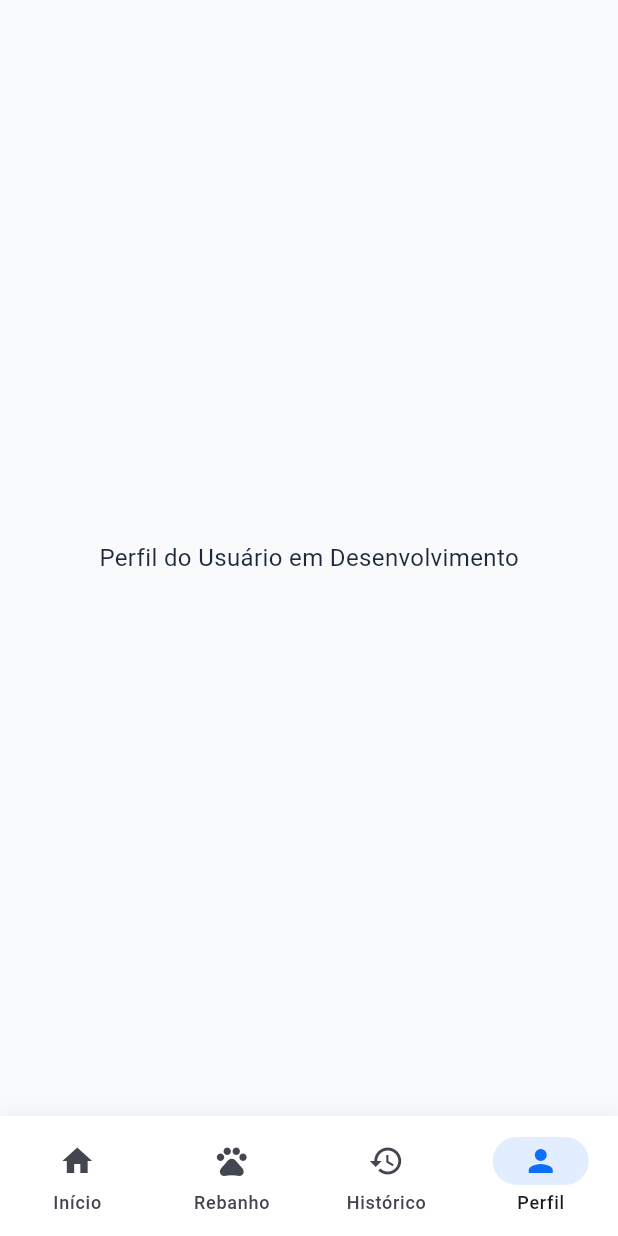
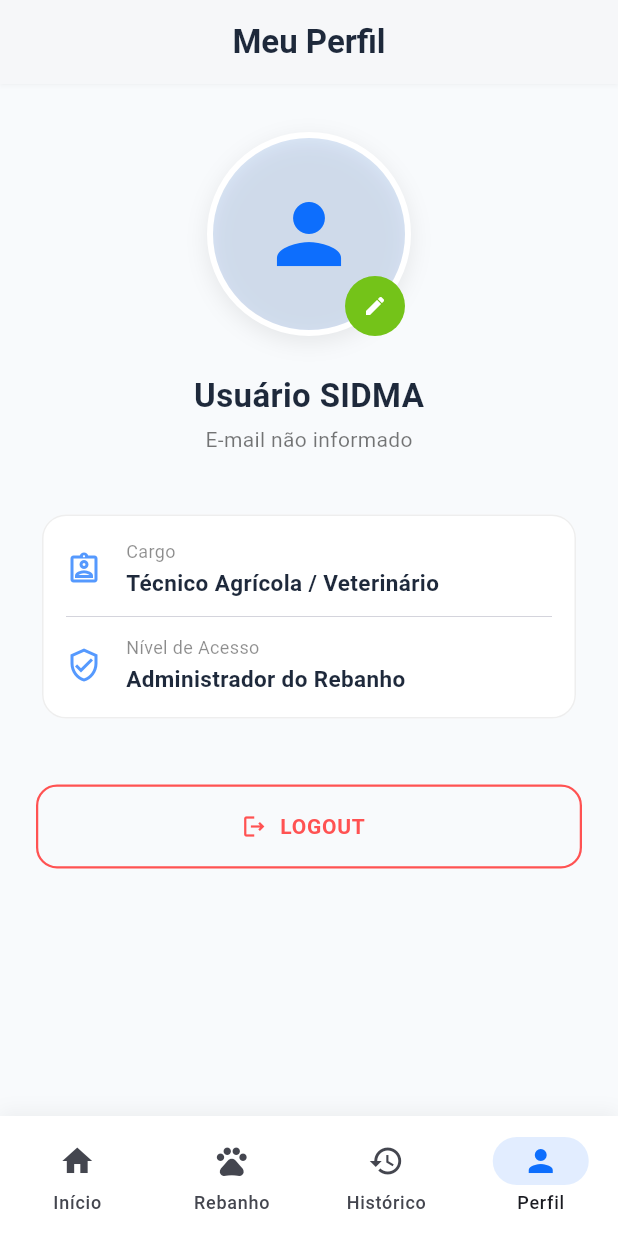
Before and after one commit to Little-hair77/SIDMA, a Flutter app: the TelaPrincipal screen opened directly, item 4 of the bottom bar chosen, on a phone screen of 412 x 824 dp. Run offline on Flutter 3.47's test engine with Material 3 defaults, Android fonts, the phone set to English and light mode, and no system bars; our stand-ins replace dio, flutter_secure_storage, google_sign_in, image_picker, qr_flutter; missing offline and left inert: mobile_scanner; accounts and stored records are empty; network calls fail.

```diff
--- /dev/null
+++ b/mobile/lib/core/usuario_estado.dart
@@ -0,0 +1,17 @@
+import 'dart:typed_data';
+import 'package:flutter/material.dart';
+
+class UsuarioEstado {
+  //ValueNotifier avisa a todos os ouvintes (como a NavBar) quando seu valor muda
+  static final ValueNotifier<Uint8List?> fotoPerfilNotifier = ValueNotifier<Uint8List?>(null);
+
+  // Função para atualizar a foto globalmente
+  static void atualizarFoto(Uint8List? novosBytes) {
+    fotoPerfilNotifier.value = novosBytes;
+  }
+
+  // Função para remover a foto globalmente
+  static void removerFoto() {
+    fotoPerfilNotifier.value = null;
+  }
+}
--- a/mobile/lib/navigation/nav.dart
+++ b/mobile/lib/navigation/nav.dart
@@ -1,8 +1,11 @@
 import 'package:flutter/material.dart';
+import 'dart:typed_data';
 import '../core/cores.dart';
+import '../core/usuario_estado.dart';
 import '../views/dashboard.dart';
 import '../views/animais.dart';
 import '../views/historico.dart';
+import '../views/pefil_usuario.dart';
 
 class TelaPrincipal extends StatefulWidget {
   const TelaPrincipal({Key? key}) : super(key: key);
@@ -14,65 +17,82 @@ class TelaPrincipal extends StatefulWidget {
 class _TelaPrincipalState extends State<TelaPrincipal> {
   int _indiceAtual = 0;
 
-  // Lista com as telas que farão parte do fluxo principal
   final List<Widget> _telas = const [
     TelaDashboard(),
     TelaAnimais(),
     TelaHistorico(),
-    _TelaPerfilPlaceholder(), // Provisório até criar a tela final
+    TelaPerfilUsuario(),
   ];
 
   @override
   Widget build(BuildContext context) {
     return Scaffold(
       backgroundColor: AppColors.fundo,
-
-      // IndexedStack preserva o estado de rolagem e dados de cada aba
       body: IndexedStack(
         index: _indiceAtual,
         children: _telas,
       ),
-
-      // NavigationBar do Material 3 estilizada profissionalmente
       bottomNavigationBar: Container(
         decoration: BoxDecoration(
           boxShadow: [
-            BoxShadow(
-              color: Colors.black.withOpacity(0.05),
-              blurRadius: 10,
-              offset: const Offset(0, -3),
-            ),
+            BoxShadow(color: Colors.black.withOpacity(0.05), blurRadius: 10, offset: const Offset(0, -3)),
           ],
         ),
         child: NavigationBar(
           selectedIndex: _indiceAtual,
           onDestinationSelected: (int novoIndice) {
-            setState(() {
-              _indiceAtual = novoIndice;
-            });
+            setState(() => _indiceAtual = novoIndice);
           },
           backgroundColor: Colors.white,
           surfaceTintColor: Colors.transparent,
           indicatorColor: AppColors.azulPrincipal.withOpacity(0.12),
-          destinations: const [
-            NavigationDestination(
+          destinations: [
+            const NavigationDestination(
               icon: Icon(Icons.home),
               selectedIcon: Icon(Icons.home, color: AppColors.azulPrincipal),
               label: 'Início',
             ),
-            NavigationDestination(
+            const NavigationDestination(
               icon: Icon(Icons.pets_outlined),
               selectedIcon: Icon(Icons.pets, color: AppColors.azulPrincipal),
               label: 'Rebanho',
             ),
-            NavigationDestination(
+            const NavigationDestination(
               icon: Icon(Icons.history_outlined),
               selectedIcon: Icon(Icons.history, color: AppColors.azulPrincipal),
               label: 'Histórico',
             ),
+
+            // --- ABA DINÂMICA DO PERFIL ---
             NavigationDestination(
-              icon: Icon(Icons.person_outline),
-              selectedIcon: Icon(Icons.person, color: AppColors.azulPrincipal),
+              icon: ValueListenableBuilder<Uint8List?>(
+                valueListenable: UsuarioEstado.fotoPerfilNotifier,
+                builder: (context, fotoBytes, child) {
+                  if (fotoBytes != null) {
+                    return CircleAvatar(
+                      radius: 12,
+                      backgroundImage: MemoryImage(fotoBytes),
+                    );
+                  }
+                  return const Icon(Icons.person_outline);
+                },
+              ),
+              selectedIcon: ValueListenableBuilder<Uint8List?>(
+                valueListenable: UsuarioEstado.fotoPerfilNotifier,
+                builder: (context, fotoBytes, child) {
+                  if (fotoBytes != null) {
+                    return CircleAvatar(
+                      radius: 12,
+                      backgroundColor: AppColors.azulPrincipal,
+                      child: CircleAvatar(
+                        radius: 10, // Cria uma pequena borda azul de destaque ao redor da foto selecionada
+                        backgroundImage: MemoryImage(fotoBytes),
+                      ),
+                    );
+                  }
+                  return const Icon(Icons.person, color: AppColors.azulPrincipal);
+                },
+              ),
               label: 'Perfil',
             ),
           ],
@@ -81,21 +101,3 @@ class _TelaPrincipalState extends State<TelaPrincipal> {
     );
   }
 }
-
-// Widget de suporte temporário para a aba de Perfil
-class _TelaPerfilPlaceholder extends StatelessWidget {
-  const _TelaPerfilPlaceholder({Key? key}) : super(key: key);
-
-  @override
-  Widget build(BuildContext context) {
-    return const Scaffold(
-      backgroundColor: AppColors.fundo,
-      body: Center(
-        child: Text(
-          'Perfil do Usuário em Desenvolvimento',
-          style: TextStyle(color: AppColors.textoPrimario, fontSize: 16),
-        ),
-      ),
-    );
-  }
-}
--- a/mobile/lib/views/pefil_usuario.dart
+++ b/mobile/lib/views/pefil_usuario.dart
@@ -0,0 +1,250 @@
+import 'dart:typed_data';
+import 'package:flutter/material.dart';
+import 'package:image_picker/image_picker.dart';
+import '../core/cores.dart';
+import '../core/usuario_estado.dart';
+import '../services/api_service.dart';
+import 'login.dart';
+
+class TelaPerfilUsuario extends StatefulWidget {
+  const TelaPerfilUsuario({Key? key}) : super(key: key);
+
+  @override
+  State<TelaPerfilUsuario> createState() => _TelaPerfilUsuarioState();
+}
+
+class _TelaPerfilUsuarioState extends State<TelaPerfilUsuario> {
+  final ApiService _apiService = ApiService();
+  final ImagePicker _picker = ImagePicker();
+
+  String _nome = 'Carregando...';
+  String _email = 'Carregando...';
+  bool _carregandoDados = true;
+
+  @override
+  void initState() {
+    super.initState();
+    _buscarDadosUsuario();
+  }
+
+  Future<void> _buscarDadosUsuario() async {
+    final dados = await _apiService.obterUsuarioSalvo();
+    setState(() {
+      _nome = dados['nome']?.isNotEmpty == true ? dados['nome']! : 'Usuário SIDMA';
+      _email = dados['email']?.isNotEmpty == true ? dados['email']! : 'E-mail não informado';
+      _carregandoDados = false;
+    });
+  }
+
+  Future<void> _alterarFoto(ImageSource fonte) async {
+    try {
+      final XFile? arquivo = await _picker.pickImage(
+        source: fonte,
+        imageQuality: 70,
+        maxWidth: 400,
+        maxHeight: 400,
+      );
+
+      if (arquivo != null) {
+        final bytes = await arquivo.readAsBytes();
+        UsuarioEstado.atualizarFoto(bytes); // Atualiza o estado global
+      }
+    } catch (e) {
+      ScaffoldMessenger.of(context).showSnackBar(
+        const SnackBar(content: Text('Erro ao selecionar imagem.')),
+      );
+    }
+  }
+
+  void _mostrarOpcoesFoto() {
+    showModalBottomSheet(
+      context: context,
+      backgroundColor: Colors.white,
+      shape: const RoundedRectangleBorder(
+        borderRadius: BorderRadius.vertical(top: Radius.circular(20)),
+      ),
+      builder: (context) {
+        return SafeArea(
+          child: Column(
+            mainAxisSize: MainAxisSize.min,
+            children: [
+              const Padding(
+                padding: EdgeInsets.symmetric(vertical: 16),
+                child: Text(
+                  'Foto de Perfil',
+                  style: TextStyle(fontSize: 18, fontWeight: FontWeight.bold, color: AppColors.textoPrimario),
+                ),
+              ),
+              ListTile(
+                leading: const Icon(Icons.camera_alt_outlined, color: AppColors.azulPrincipal),
+                title: const Text('Tirar Foto'),
+                onTap: () {
+                  Navigator.pop(context);
+                  _alterarFoto(ImageSource.camera);
+                },
+              ),
+              ListTile(
+                leading: const Icon(Icons.image_search_outlined, color: AppColors.azulPrincipal),
+                title: const Text('Escolher da Galeria'),
+                onTap: () {
+                  Navigator.pop(context);
+                  _alterarFoto(ImageSource.gallery);
+                },
+              ),
+              if (UsuarioEstado.fotoPerfilNotifier.value != null)
+                ListTile(
+                  leading: const Icon(Icons.delete_outline, color: Colors.redAccent),
+                  title: const Text('Remover Foto Atual', style: TextStyle(color: Colors.redAccent)),
+                  onTap: () {
+                    Navigator.pop(context);
+                    UsuarioEstado.removerFoto();
+                  },
+                ),
+              const SizedBox(height: 12),
+            ],
+          ),
+        );
+      },
+    );
+  }
+
+  Future<void> _efetuarLogout() async {
+    await _apiService.logout();
+    if (!mounted) return;
+    Navigator.of(context).pushAndRemoveUntil(
+      MaterialPageRoute(builder: (_) => const TelaLogin()),
+      (route) => false,
+    );
+  }
+
+  @override
+  Widget build(BuildContext context) {
+    return Scaffold(
+      backgroundColor: AppColors.fundo,
+      appBar: AppBar(
+        backgroundColor: Colors.white,
+        elevation: 1,
+        shadowColor: Colors.black12,
+        title: const Text(
+          'Meu Perfil',
+          style: TextStyle(color: AppColors.textoPrimario, fontWeight: FontWeight.bold),
+        ),
+        centerTitle: true,
+      ),
+      body: _carregandoDados
+          ? const Center(child: CircularProgressIndicator(color: AppColors.azulPrincipal))
+          : SingleChildScrollView(
+              padding: const EdgeInsets.symmetric(horizontal: 24, vertical: 32),
+              child: Column(
+                children: [
+                  // --- AVATAR INTERATIVO COM VALUENOTIFIER ---
+                  ValueListenableBuilder<Uint8List?>(
+                    valueListenable: UsuarioEstado.fotoPerfilNotifier,
+                    builder: (context, fotoBytes, child) {
+                      return Stack(
+                        children: [
+                          Container(
+                            decoration: BoxDecoration(
+                              shape: BoxShape.circle,
+                              border: Border.all(color: Colors.white, width: 4),
+                              boxShadow: [
+                                BoxShadow(color: Colors.black.withOpacity(0.08), blurRadius: 12, offset: const Offset(0, 4)),
+                              ],
+                            ),
+                            child: CircleAvatar(
+                              radius: 64,
+                              backgroundColor: AppColors.azulPrincipal.withOpacity(0.1),
+                              backgroundImage: fotoBytes != null ? MemoryImage(fotoBytes) : null,
+                              child: fotoBytes == null
+                                  ? const Icon(Icons.person, size: 64, color: AppColors.azulPrincipal)
+                                  : null,
+                            ),
+                          ),
+                          Positioned(
+                            bottom: 0,
+                            right: 4,
+                            child: CircleAvatar(
+                              radius: 20,
+                              backgroundColor: AppColors.verdePrincipal,
+                              child: IconButton(
+                                icon: const Icon(Icons.edit, size: 16, color: Colors.white),
+                                onPressed: _mostrarOpcoesFoto,
+                              ),
+                            ),
+                          ),
+                        ],
+                      );
+                    },
+                  ),
+                  const SizedBox(height: 24),
+
+                  // --- DADOS DO USUÁRIO ---
+                  Text(
+                    _nome,
+                    style: const TextStyle(fontSize: 22, fontWeight: FontWeight.bold, color: AppColors.textoPrimario),
+                  ),
+                  const SizedBox(height: 4),
+                  Text(
+                    _email,
+                    style: const TextStyle(fontSize: 14, color: Colors.black54),
+                  ),
+                  const SizedBox(height: 36),
+
+                  // --- CARD DE INFORMAÇÕES ADICIONAIS DO PROJETO ---
+                  Card(
+                    color: Colors.white,
+                    elevation: 0,
+                    shape: RoundedRectangleBorder(
+                      borderRadius: BorderRadius.circular(16),
+                      side: BorderSide(color: Colors.grey.shade200),
+                    ),
+                    child: Padding(
+                      padding: const EdgeInsets.all(16.0),
+                      child: Column(
+                        children: [
+                          _buildInfoTile(Icons.assignment_ind_outlined, 'Cargo', 'Técnico Agrícola / Veterinário'),
+                          const Divider(height: 24, thickness: 0.5),
+                          _buildInfoTile(Icons.verified_user_outlined, 'Nível de Acesso', 'Administrador do Rebanho'),
+                        ],
+                      ),
+                    ),
+                  ),
+                  const SizedBox(height: 40),
+
+                  // --- BOTÃO LOGOUT ---
+                  OutlinedButton.icon(
+                    onPressed: _efetuarLogout,
+                    icon: const Icon(Icons.logout_outlined, color: Colors.redAccent),
+                    label: const Text(
+                      'LOGOUT',
+                      style: TextStyle(color: Colors.redAccent, fontWeight: FontWeight.bold, letterSpacing: 0.5),
+                    ),
+                    style: OutlinedButton.styleFrom(
+                      minimumSize: const Size(double.infinity, 56),
+                      side: const BorderSide(color: Colors.redAccent, width: 1.5),
+                      shape: RoundedRectangleBorder(borderRadius: BorderRadius.circular(14)),
+                    ),
+                  ),
+                ],
+              ),
+            ),
+    );
+  }
+
+  Widget _buildInfoTile(IconData icon, String label, String value) {
+    return Row(
+      children: [
+        Icon(icon, color: AppColors.azulPrincipal.withOpacity(0.7)),
+        const SizedBox(width: 16),
+        Column(
+          crossAxisAlignment: CrossAxisAlignment.start,
+          children: [
+            Text(label, style: const TextStyle(fontSize: 12, color: Colors.black45)),
+            const SizedBox(height: 2),
+            Text(value, style: const TextStyle(fontSize: 15, fontWeight: FontWeight.bold, color: AppColors.textoPrimario)),
+          ],
+        ),
+      ],
+    );
+  }
+}
```
Also changed, not shown: mobile/lib/services/api_service.dart (+38 -69 lines), mobile/lib/views/cadastro_animal.dart (+90 -1 lines), 5 other files.
